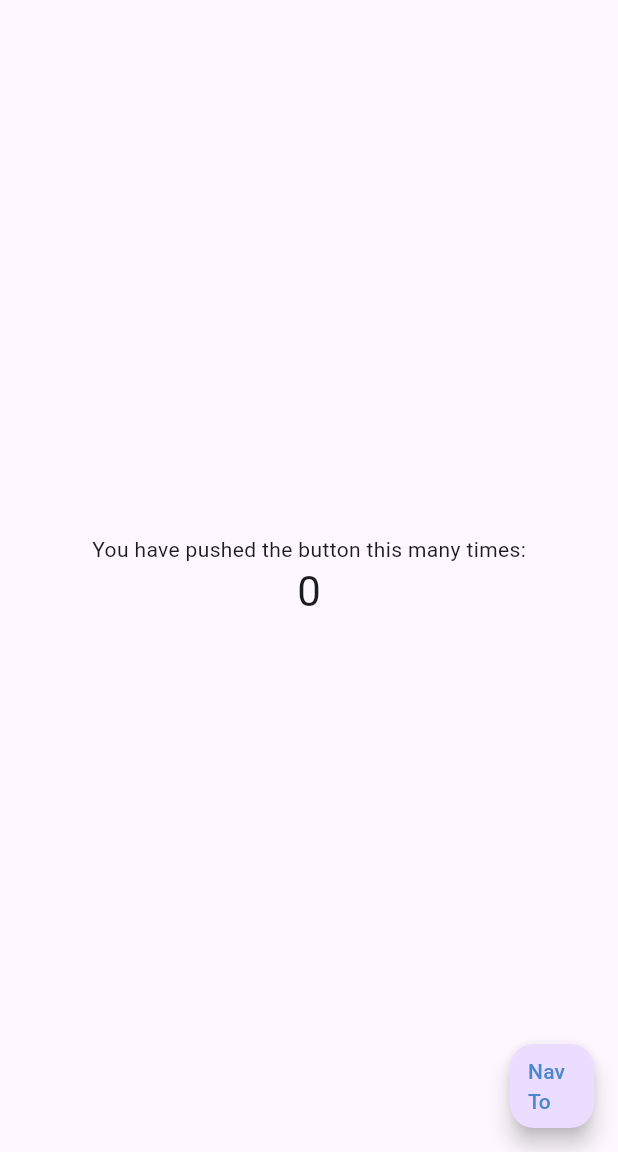
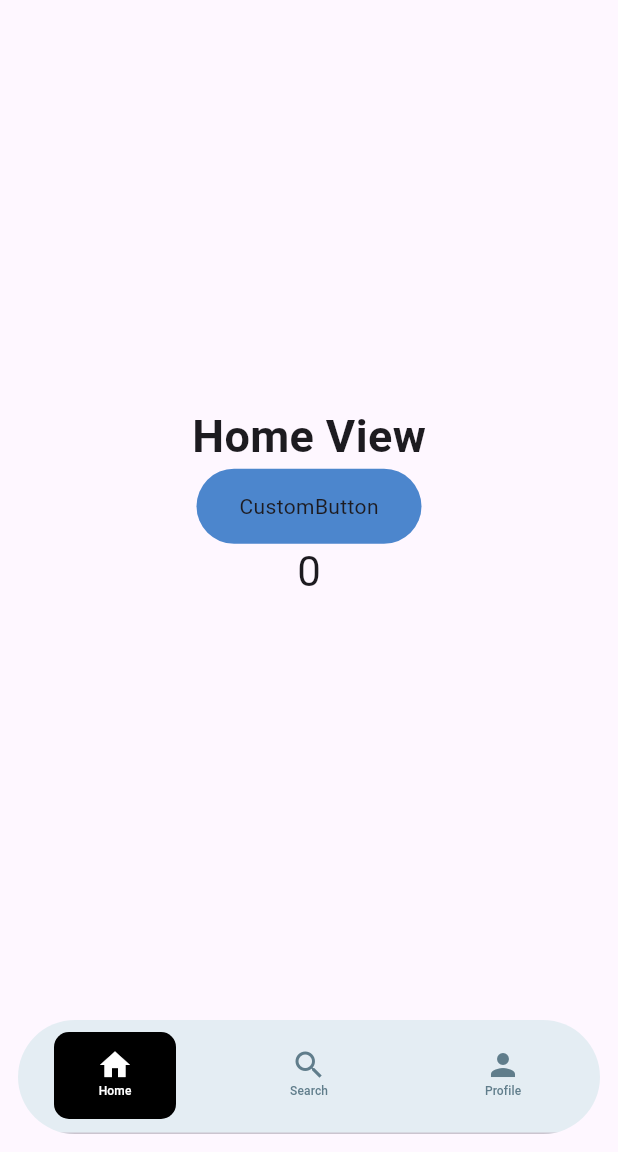
Before and after one commit to etnet-robingeng/test_flutter_package, a Flutter app: the screen it shows after launch, on a phone screen of 412 x 824 dp, the part 84-1236 px from its top. Run offline on Flutter 3.47's test engine with Material 3 defaults, Android fonts, the phone set to English and light mode, and no system bars.

Commit message:
create some test custom widgets

```diff
--- a/example/lib/main.dart
+++ b/example/lib/main.dart
@@ -1,6 +1,8 @@
 import 'package:app_family_materials/family_styles.dart';
 import 'package:app_family_materials/testView.dart';
 import 'package:flutter/material.dart';
+import 'package:app_family_materials/customNavBottomBar.dart';
+import 'package:app_family_materials/cutomButton.dart';
 
 void main() {
   runApp(const MyApp());
@@ -14,24 +16,7 @@ class MyApp extends StatelessWidget {
   Widget build(BuildContext context) {
     return MaterialApp(
       title: 'Flutter Demo',
-      theme: ThemeData(
-        // This is the theme of your application.
-        //
-        // TRY THIS: Try running your application with "flutter run". You'll see
-        // the application has a purple toolbar. Then, without quitting the app,
-        // try changing the seedColor in the colorScheme below to Colors.green
-        // and then invoke "hot reload" (save your changes or press the "hot
-        // reload" button in a Flutter-supported IDE, or press "r" if you used
-        // the command line to start the app).
-        //
-        // Notice that the counter didn't reset back to zero; the application
-        // state is not lost during the reload. To reset the state, use hot
-        // restart instead.
-        //
-        // This works for code too, not just values: Most code changes can be
-        // tested with just a hot reload.
-        colorScheme: ColorScheme.fromSeed(seedColor: Colors.deepPurple),
-      ),
+      theme: ThemeData(colorScheme: ColorScheme.fromSeed(seedColor: Colors.deepPurple)),
       home: const MyHomePage(title: 'Flutter Demo Home Page'),
     );
   }
@@ -40,94 +25,93 @@ class MyApp extends StatelessWidget {
 class MyHomePage extends StatefulWidget {
   const MyHomePage({super.key, required this.title});
 
-  // This widget is the home page of your application. It is stateful, meaning
-  // that it has a State object (defined below) that contains fields that affect
-  // how it looks.
-
-  // This class is the configuration for the state. It holds the values (in this
-  // case the title) provided by the parent (in this case the App widget) and
-  // used by the build method of the State. Fields in a Widget subclass are
-  // always marked "final".
-
   final String title;
 
   @override
   State<MyHomePage> createState() => _MyHomePageState();
 }
 
-class _MyHomePageState extends State<MyHomePage> {
+class _MyHomePageState extends State<MyHomePage> with SingleTickerProviderStateMixin {
   int _counter = 0;
+  late TabController _tabController;
 
   void _incrementCounter() {
     setState(() {
-      // This call to setState tells the Flutter framework that something has
-      // changed in this State, which causes it to rerun the build method below
-      // so that the display can reflect the updated values. If we changed
-      // _counter without calling setState(), then the build method would not be
-      // called again, and so nothing would appear to happen.
       _counter++;
     });
   }
 
+  int _selectedIndex = 0;
+
+  static const TextStyle optionStyle = TextStyle(fontSize: 30, fontWeight: FontWeight.bold);
+  final List<Widget> bodyView = [
+    Text('Home View', style: optionStyle),
+    Text('Search View', style: optionStyle),
+    Text('Profile View', style: optionStyle),
+  ];
+
+  final List<Widget> icons = [Icon(Icons.home), Icon(Icons.search), Icon(Icons.person)];
+
+  final List<String> labels = ['Home', 'Search', 'Profile'];
+
+  void _onItemTapped(int index) {
+    setState(() {
+      _selectedIndex = index;
+    });
+  }
+
+  @override
+  void initState() {
+    super.initState();
+    _tabController = TabController(vsync: this, length: icons.length);
+  }
+
+  @override
+  void dispose() {
+    _tabController.dispose();
+    super.dispose();
+  }
+
   @override
   Widget build(BuildContext context) {
-    // This method is rerun every time setState is called, for instance as done
-    // by the _incrementCounter method above.
-    //
-    // The Flutter framework has been optimized to make rerunning build methods
-    // fast, so that you can just rebuild anything that needs updating rather
-    // than having to individually change instances of widgets.
     return Scaffold(
-      appBar: AppBar(
-        // TRY THIS: Try changing the color here to a specific color (to
-        // Colors.amber, perhaps?) and trigger a hot reload to see the AppBar
-        // change color while the other colors stay the same.
-        backgroundColor: Theme.of(context).colorScheme.inversePrimary,
-        // Here we take the value from the MyHomePage object that was created by
-        // the App.build method, and use it to set our appbar title.
-        title: Text(widget.title),
-      ),
+      appBar: AppBar(backgroundColor: Theme.of(context).colorScheme.inversePrimary, title: Text(widget.title)),
       body: Center(
-        // Center is a layout widget. It takes a single child and positions it
-        // in the middle of the parent.
         child: Column(
-          // Column is also a layout widget. It takes a list of children and
-          // arranges them vertically. By default, it sizes itself to fit its
-          // children horizontally, and tries to be as tall as its parent.
-          //
-          // Column has various properties to control how it sizes itself and
-          // how it positions its children. Here we use mainAxisAlignment to
-          // center the children vertically; the main axis here is the vertical
-          // axis because Columns are vertical (the cross axis would be
-          // horizontal).
-          //
-          // TRY THIS: Invoke "debug painting" (choose the "Toggle Debug Paint"
-          // action in the IDE, or press "p" in the console), to see the
-          // wireframe for each widget.
           mainAxisAlignment: MainAxisAlignment.center,
           children: <Widget>[
-            const Text('You have pushed the button this many times:'),
+            bodyView[_selectedIndex],
+            CustomButton(onPressed: _incrementCounter),
+            // const Text('You have pushed the button this many times:'),
             Text('$_counter', style: Theme.of(context).textTheme.headlineMedium),
           ],
         ),
       ),
-      floatingActionButton: FloatingActionButton(
-        onPressed: null,
-        tooltip: 'Increment',
-        child: TextButton(
-          onPressed: () {
-            // FamilyColors.getMAColor(0);
-            Navigator.of(context).push(
-              MaterialPageRoute(
-                builder: (BuildContext context) {
-                  return const TestView();
-                },
-              ),
-            );
-          },
-          child: Text("Nav To", style: TextStyle(color: FamilyColors.kLineColor)),
-        ),
-      ), // This trailing comma makes auto-formatting nicer for build methods.
+      // const CustomNavBottomBar({super.key, required this.bodyView, required this.icons, required this.labels});
+      bottomNavigationBar: CustomNavBottomBar(
+        tabController: _tabController,
+        selectedIndex: _selectedIndex,
+        icons: icons,
+        labels: labels,
+        onTap: _onItemTapped,
+      ),
+      // floatingActionButton: FloatingActionButton(
+      //   onPressed: null,
+      //   tooltip: 'Increment',
+      //   child: TextButton(
+      //     onPressed: () {
+      //       // FamilyColors.getMAColor(0);
+      //       Navigator.of(context).push(
+      //         MaterialPageRoute(
+      //           builder: (BuildContext context) {
+      //             return const TestView();
+      //           },
+      //         ),
+      //       );
+      //     },
+      //     child: Text("Nav To", style: TextStyle(color: FamilyColors.primaryColor)),
+      //   ),
+      // ), // This trailing comma makes auto-formatting nicer for build methods.
     );
   }
 }
--- /dev/null
+++ b/lib/circleImageButton.dart
@@ -0,0 +1,37 @@
+import 'package:app_family_materials/family_styles.dart';
+import 'package:flutter/material.dart';
+
+class CircleImageButton extends StatelessWidget {
+  final double? height;
+  final double? width;
+  final String title;
+  final VoidCallback? onTap;
+  final bool loading;
+
+  const CircleImageButton({super.key, this.height, this.width, required this.title, this.onTap, this.loading = false});
+
+
+  @override
+  Widget build(BuildContext context) {
+    return Padding(
+      padding: const EdgeInsets.symmetric(horizontal: 20),
+      child: InkWell(
+        onTap: onTap,
+        child: Container(
+          height: height,
+          width: double.infinity,
+          decoration: BoxDecoration(color: FamilyColors.primaryColor, borderRadius: BorderRadius.circular(30)),
+          child:
+              loading
+                  ? Center(child: CircularProgressIndicator(color: Colors.white))
+                  : Center(
+                    child: Text(
+                      title,
+                      style: TextStyle(color: Colors.white, fontSize: 20, fontWeight: FontWeight.bold),
+                    ),
+                  ),
+        ),
+      ),
+    );
+  }
+}
--- /dev/null
+++ b/lib/customNavBottomBar.dart
@@ -0,0 +1,76 @@
+import 'package:flutter/material.dart';
+
+class CustomNavBottomBar extends StatelessWidget {
+  const CustomNavBottomBar({
+    super.key,
+    required this.selectedIndex,
+    required this.icons,
+    required this.labels,
+    required this.onTap,
+    required this.tabController,
+  });
+
+  final int selectedIndex;
+  final List<Widget> icons;
+  final List<String> labels;
+  final Function(int) onTap;
+  final TabController tabController;
+
+  @override
+  Widget build(BuildContext context) {
+    return Container(
+      height: 100,
+      padding: const EdgeInsets.all(12),
+      child: ClipRRect(
+        borderRadius: BorderRadius.circular(50.0),
+        child: Container(
+          color: Colors.teal.withOpacity(0.1),
+          child: TabBar(
+              onTap: onTap,
+              labelColor: Colors.white,
+              unselectedLabelColor: Colors.blueGrey,
+              indicator: const UnderlineTabIndicator(
+                borderSide: BorderSide.none,
+              ),
+              tabs: [
+                for (int i = 0; i < icons.length; i++) _tabItem(icons[i], labels[i], isSelected: i == selectedIndex),
+              ],
+              controller: tabController),
+        ),
+      ),
+    );
+    // return BottomAppBar(
+    //   child: Container(
+    //     height: 100,
+    //     padding: const EdgeInsets.all(12),
+    //     child: ClipRRect(
+    //       borderRadius: BorderRadius.circular(50.0),
+    //       child: Container(
+    //         color: Colors.teal.withOpacity(0.1),
+    //         child: TabBar(
+    //           controller: tabController,
+    //           onTap: onTap,
+    //           labelColor: Colors.white,
+    //           unselectedLabelColor: Colors.blueGrey,
+    //           indicator: const UnderlineTabIndicator(borderSide: BorderSide.none),
+    //           tabs: [
+    //             for (int i = 0; i < icons.length; i++) _tabItem(icons[i], labels[i], isSelected: i == selectedIndex),
+    //           ],
+    //         ),
+    //       ),
+    //     ),
+    //   ),
+    // );
+  }
+
+  Widget _tabItem(Widget child, String label, {bool isSelected = false}) {
+    return AnimatedContainer(
+      margin: EdgeInsets.all(8),
+      alignment: Alignment.center,
+      duration: const Duration(milliseconds: 500),
+      decoration: !isSelected ? null : BoxDecoration(borderRadius: BorderRadius.circular(10), color: Colors.black),
+      padding: const EdgeInsets.all(10),
+      child: Column(children: [child, Text(label, style: TextStyle(fontSize: 8))]),
+    );
+  }
+}
--- /dev/null
+++ b/lib/cutomButton.dart
@@ -0,0 +1,42 @@
+import 'package:flutter/material.dart';
+
+import 'family_styles.dart';
+
+class CustomButton extends StatelessWidget {
+  final Color buttonColor;
+  final Color textColor;
+  final VoidCallback onPressed;
+  final double width;
+  final double height;
+  final bool loading;
+  final double textSize;
+
+  const CustomButton(
+      {super.key,
+        this.buttonColor = FamilyColors.primaryColor,
+        this.textColor = FamilyColors.norTextColors,
+        required this.onPressed,
+        this.width = 150.0,
+        this.height = 50.0,
+        this.loading = false,
+        this.textSize = 20.0});
+
+  @override
+  Widget build(BuildContext context) {
+    return InkWell(
+      onTap: onPressed,
+      child: Container(
+        height: height,
+        width: width,
+        decoration: BoxDecoration(color: buttonColor, borderRadius: BorderRadius.circular(50)),
+        child: loading
+            ? Center(
+          child: CircularProgressIndicator(),
+        )
+            : Center(
+          child: Text('CustomButton'),
+        ),
+      ),
+    );
+  }
+}
--- /dev/null
+++ b/lib/family_sizes.dart
@@ -0,0 +1,5 @@
+class FamilySizes {
+  static const double smallFontSize = 16;
+  static const double normalFontSize = 22;
+  static const double largeFontSize = 24;
+}
--- a/lib/family_styles.dart
+++ b/lib/family_styles.dart
@@ -1,22 +1,26 @@
-import 'package:flutter/material.dart' show Color;
+import 'package:flutter/material.dart' show Color, Colors;
 
 class FamilyColors {
   static const List<Color> bgColor = [Color(0xff18191d), Color(0xff18191d)];
   static const List<Color> bgColorLight = [Color(0xFFFFFFFF), Color(0xFFFFFFF)];
 
-  static const Color kLineColor = Color(0xff4C86CD);
-  static const Color lineFillColor = Color(0x554C86CD);
-  static const Color ma5Color = Color(0xffC9B885);
-  static const Color ma10Color = Color(0xff6CB0A6);
+  static const Color primaryColor = Color(0xff4C86CD);
+  static const Color secondaryColor = Color(0x554C86CD);
+  static const Color lightTextColor = Color(0xffC9B885);
+  static const Color darkTextColor = Color(0xff6CB0A6);
+  static const Color selectBorderColor = Color(0xff6C7A86);
 
-  static Color getMAColor(int index) {
+  static const Color norTextColors = Colors.red;
+  static const Color darkTextColors = Colors.green;
+
+  static Color getTextColor(int index) {
     switch (index % 3) {
       case 1:
-        return ma10Color;
+        return lightTextColor;
       case 2:
-        return ma10Color;
+        return darkTextColor;
       default:
-        return ma5Color;
+        return primaryColor;
     }
   }
 }
--- /dev/null
+++ b/lib/family_themes.dart
@@ -0,0 +1,73 @@
+import 'package:app_family_materials/family_styles.dart';
+import 'package:flutter/material.dart';
+
+import 'family_sizes.dart';
+
+class FamilyThemes {
+  // MaterialApp themes
+  static ThemeData norTheme = ThemeData(
+    primarySwatch: Colors.yellow,
+    textTheme: TextTheme(
+      titleMedium: TextStyle(
+        fontSize: FamilySizes.normalFontSize,
+        fontWeight: FontWeight.bold,
+        color: FamilyColors.norTextColors,
+      ),
+      bodyMedium: TextStyle(
+        fontSize: FamilySizes.normalFontSize,
+        fontWeight: FontWeight.normal,
+        color: FamilyColors.norTextColors,
+      ),
+      displayLarge: TextStyle(fontSize: 96, fontWeight: FontWeight.w300, color: Colors.black),
+      displayMedium: TextStyle(fontSize: 60, fontWeight: FontWeight.w400, color: Colors.black),
+      displaySmall: TextStyle(fontSize: 48, fontWeight: FontWeight.w400, color: Colors.black),
+      headlineMedium: TextStyle(fontSize: 34, fontWeight: FontWeight.w400, color: Colors.black),
+      headlineSmall: TextStyle(fontSize: 24, fontWeight: FontWeight.w400, color: Colors.black),
+      titleLarge: TextStyle(fontSize: 20, fontWeight: FontWeight.w500, color: Colors.black),
+      bodyLarge: TextStyle(fontSize: 16, fontWeight: FontWeight.w400, color: Colors.black87),
+      bodySmall: TextStyle(fontSize: 12, fontWeight: FontWeight.w400, color: Colors.black54),
+      labelLarge: TextStyle(fontSize: 14, fontWeight: FontWeight.w500, color: Colors.white),
+    ),
+    colorScheme: ColorScheme.fromSeed(
+      seedColor: Colors.pink, // Same as light theme
+      brightness: Brightness.dark,
+    ),
+    cardTheme: CardThemeData(shape: RoundedRectangleBorder(borderRadius: BorderRadius.circular(4.0))),
+    /* *
+       Card(
+          shape: Theme.of(context).cardTheme.shape,
+          child: const SizedBox(...),
+          ),
+    * */
+  );
+
+  static final ThemeData darkTheme = ThemeData(
+    primarySwatch: Colors.grey,
+    textTheme: TextTheme(
+      titleMedium: TextStyle(
+        fontSize: FamilySizes.normalFontSize,
+        fontWeight: FontWeight.bold,
+        color: FamilyColors.darkTextColors,
+      ),
+      bodyMedium: TextStyle(
+        fontSize: FamilySizes.normalFontSize,
+        fontWeight: FontWeight.normal,
+        color: FamilyColors.darkTextColors,
+      ),
+      displayLarge: TextStyle(fontSize: 96, fontWeight: FontWeight.w300, color: Colors.black),
+      displayMedium: TextStyle(fontSize: 60, fontWeight: FontWeight.w400, color: Colors.black),
+      displaySmall: TextStyle(fontSize: 48, fontWeight: FontWeight.w400, color: Colors.black),
+      headlineMedium: TextStyle(fontSize: 34, fontWeight: FontWeight.w400, color: Colors.black),
+      headlineSmall: TextStyle(fontSize: 24, fontWeight: FontWeight.w400, color: Colors.black),
+      titleLarge: TextStyle(fontSize: 20, fontWeight: FontWeight.w500, color: Colors.black),
+      bodyLarge: TextStyle(fontSize: 16, fontWeight: FontWeight.w400, color: Colors.black87),
+      bodySmall: TextStyle(fontSize: 12, fontWeight: FontWeight.w400, color: Colors.black54),
+      labelLarge: TextStyle(fontSize: 14, fontWeight: FontWeight.w500, color: Colors.white),
+    ),
+    colorScheme: ColorScheme.fromSeed(
+      seedColor: Colors.pink, // Same as light theme
+      brightness: Brightness.dark,
+    ),
+    cardTheme: CardThemeData(shape: RoundedRectangleBorder(borderRadius: BorderRadius.circular(4.0))),
+  );
+}
--- a/lib/flutter_family_materials.dart
+++ b/lib/flutter_family_materials.dart
@@ -1,4 +1,9 @@
-library flutter_family_materials;
+library;
 
 export 'testView.dart'; //  ui
 export 'family_styles.dart';
+export 'family_sizes.dart';
+export 'family_themes.dart';
+export 'circleImageButton.dart';
+export 'customNavBottomBar.dart';
+export 'cutomButton.dart';
--- a/lib/testView.dart
+++ b/lib/testView.dart
@@ -7,7 +7,7 @@ class TestView extends StatelessWidget {
   @override
   Widget build(BuildContext context) {
     return Scaffold(
-        backgroundColor: FamilyColors.lineFillColor, //
+        backgroundColor: FamilyColors.primaryColor, //
         resizeToAvoidBottomInset: false,
         appBar: AppBar(
           backgroundColor: Colors.blue,
```
